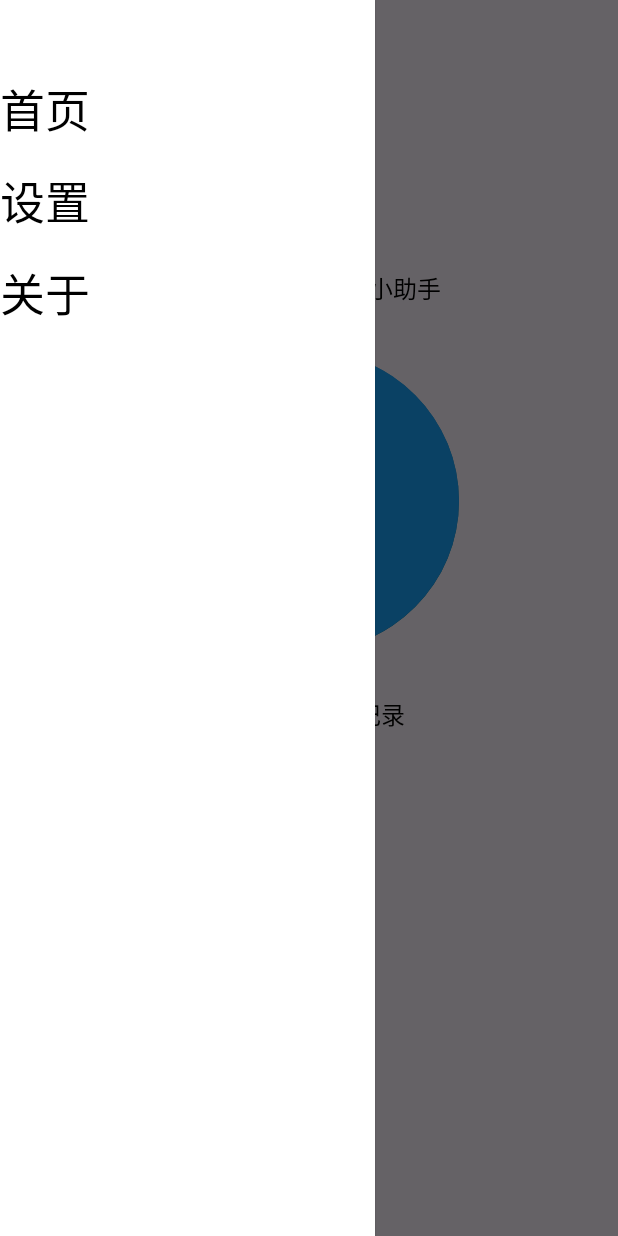
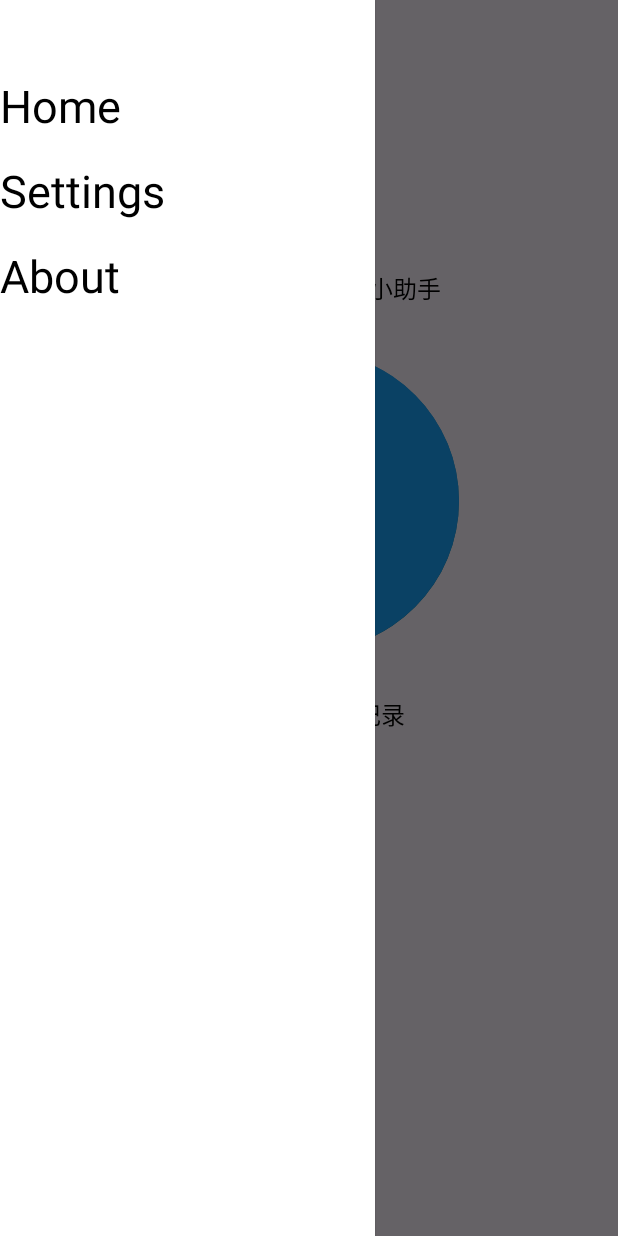
Before and after one commit to Blackcat-love/Happy_Deer, an Android app: the screen it shows after launch (MainActivity), with the side drawer open, on a phone screen of 412 x 824 dp. Run offline under Robolectric (Android 15) with nearby library versions, the phone set to English and light mode, and no system bars.

Commit message:
Add localization feature (WIP) ✨

```diff
--- a/app/src/main/java/com/example/happy_deer/MainActivity.java
+++ b/app/src/main/java/com/example/happy_deer/MainActivity.java
@@ -330,7 +330,10 @@ public static int calculateMinutesDifference(String lastDateTime, String current
                 int remainingHours = hours % 24;
                 Log.d("Last_time",last_time);
                 Log.d("now_time",now_time);
-                textDistance.setText("距离上次锻炼已经过了" + days + " 天 " + remainingHours + " 小时 " + remainingMinutes + " 分钟。");
+//                从资源中获取字符串
+                String Interval_Time = getResources().getString(R.string.Interval_time);
+                String formattedText = String.format(Interval_Time, days, remainingHours, remainingMinutes);
+                textDistance.setText(formattedText);
                 // 判断是否恢复 HP
                 if (totalMinutes >= requiredRestoreMinutes) {
                     text_hp.setText("HP已经恢复完全，可以开始锻炼啦");
--- a/app/src/main/res/layout/activity_about.xml
+++ b/app/src/main/res/layout/activity_about.xml
@@ -46,7 +46,7 @@
         android:id="@+id/iwanttosay"
         android:layout_width="wrap_content"
         android:layout_height="wrap_content"
-        android:text="如果在使用过程中发现问题或者想要提出修改意见欢迎联系 blackact_19216811@163.com"
+        android:text="联系作者:blackcat_19216811@163.com"
         android:textSize="16sp"
         android:textColor="#666666"
         android:clickable="true"
--- a/app/src/main/res/layout/activity_main.xml
+++ b/app/src/main/res/layout/activity_main.xml
@@ -40,7 +40,7 @@
                 android:id="@+id/text_distance"
                 android:layout_width="wrap_content"
                 android:layout_height="wrap_content"
-                android:text="距离上一次锻炼已经过了 - 小时 - 天"
+                android:text="@string/Interval_time"
                 android:textColor="@color/black"
                 android:layout_margin="30dp"
                 android:textSize="16sp" />
@@ -50,7 +50,7 @@
                 android:layout_width="200dp"
                 android:layout_height="200dp"
                 android:background="@drawable/circular_button"
-                android:text="开始锻炼"
+                android:text="@string/start_btn_text"
                 android:textSize="20sp"
                 android:padding="0dp"
                 android:gravity="center"
@@ -60,7 +60,7 @@
                 android:id="@+id/text_hp"
                 android:layout_width="wrap_content"
                 android:layout_height="wrap_content"
-                android:text="HP已经恢复完全，可以开始战斗啦"
+                android:text="@string/Not_ready"
                 android:textColor="@color/black"
                 android:layout_margin="30dp"
                 android:textSize="16sp" />
@@ -92,7 +92,7 @@
             android:id="@+id/nav_home"
             android:layout_width="wrap_content"
             android:layout_height="wrap_content"
-            android:text="首页"
+            android:text="@string/home_text"
             android:textSize="30sp"
             android:textColor="@android:color/black"
             android:layout_alignParentTop="true"
@@ -102,7 +102,7 @@
             android:id="@+id/nav_settings"
             android:layout_width="wrap_content"
             android:layout_height="wrap_content"
-            android:text="设置"
+            android:text="@string/settings_text"
             android:textSize="30sp"
             android:textColor="@android:color/black"
             android:layout_below="@id/nav_home"
@@ -112,7 +112,7 @@
             android:id="@+id/nav_about"
             android:layout_width="wrap_content"
             android:layout_height="wrap_content"
-            android:text="关于"
+            android:text="@string/about_text"
             android:textSize="30sp"
             android:textColor="@android:color/black"
             android:layout_below="@id/nav_settings"
--- a/app/src/main/res/values/strings.xml
+++ b/app/src/main/res/values/strings.xml
@@ -1,3 +1,12 @@
 <resources>
+<!--    activity_main-->
     <string name="app_name">happy_deer</string>
+    <string name="start_btn_text" translatable="false">start</string>
+    <string name="Interval_time" translatable="false">%1$d days, %2$d hours, %3$d minutes since last activity.</string>
+    <string name="Be_ready" translatable="false">You can start anytime</string>
+    <string name="Not_ready" translatable="false">I think you need a break</string>
+<!--    activity_main_Sidebar-->
+    <string name="home_text" translatable="false">Home</string>
+    <string name="settings_text" translatable="false">Settings</string>
+    <string name="about_text" translatable="false">About</string>
 </resources>
```
Also changed, not shown: 1 other file.
